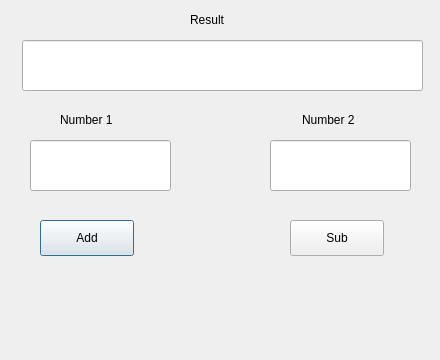
The window that calculator.ui (MukundKulkarni/calculator) describes before a commit, drawn with Qt 5.
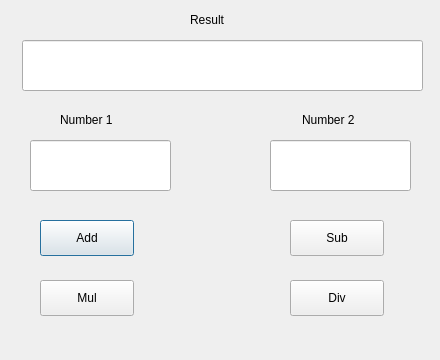
The same window after the commit.

What changed in the file:
```diff
--- a/calculator.ui
+++ b/calculator.ui
@@ -117,6 +117,32 @@
     <string>Result</string>
    </property>
   </widget>
+  <widget class="QPushButton" name="mul">
+   <property name="geometry">
+    <rect>
+     <x>40</x>
+     <y>280</y>
+     <width>94</width>
+     <height>36</height>
+    </rect>
+   </property>
+   <property name="text">
+    <string>Mul</string>
+   </property>
+  </widget>
+  <widget class="QPushButton" name="div">
+   <property name="geometry">
+    <rect>
+     <x>290</x>
+     <y>280</y>
+     <width>94</width>
+     <height>36</height>
+    </rect>
+   </property>
+   <property name="text">
+    <string>Div</string>
+   </property>
+  </widget>
  </widget>
  <resources/>
  <connections/>
```
Left out of the diff: 6 changed lines with no effect on the pictures.
